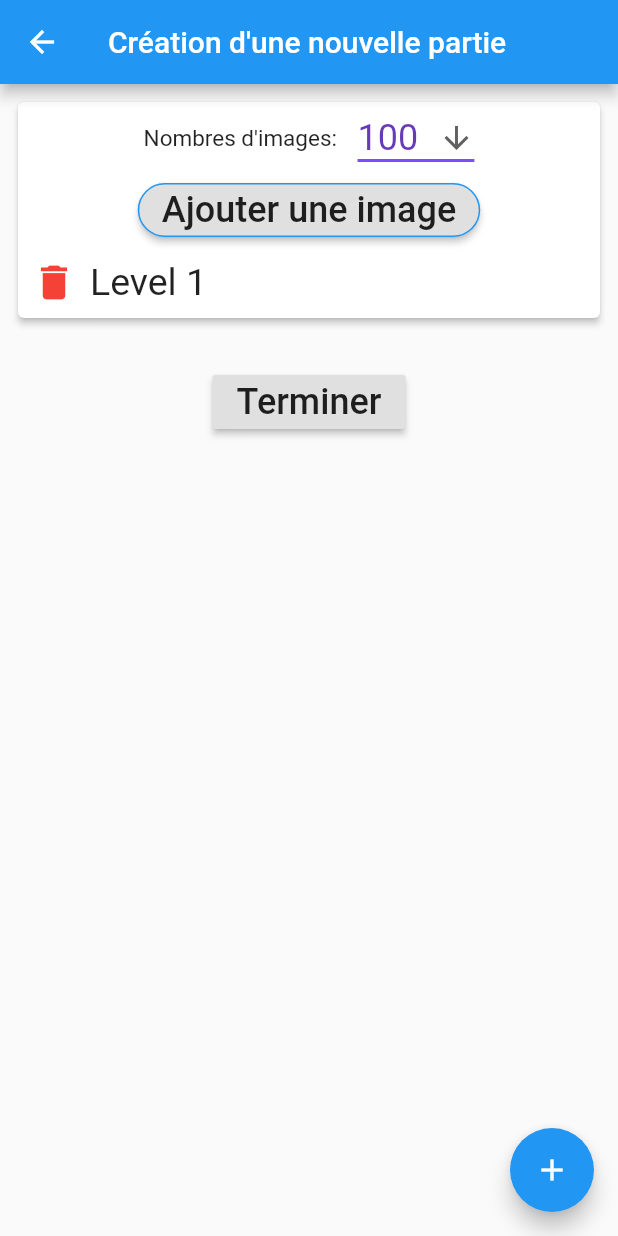
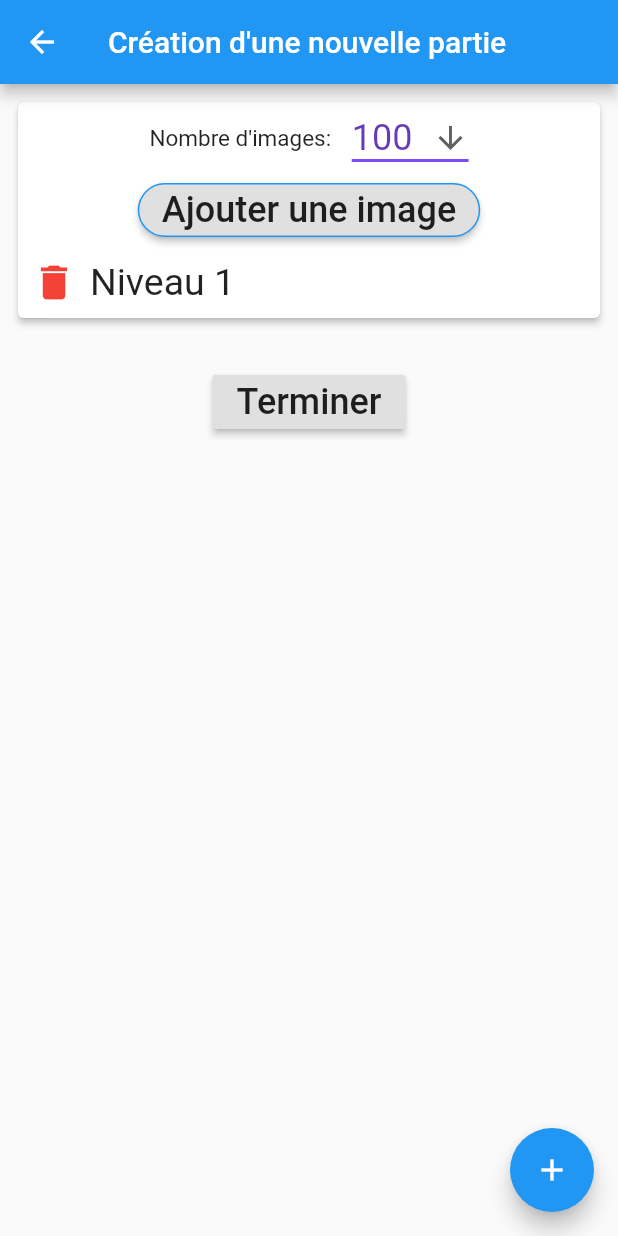
Before and after one commit to Olxe/FindYourL-o, a Flutter app: the CreateScreen screen opened directly, on a phone screen of 412 x 824 dp. Run offline on Flutter 3.47's test engine with Material 2 defaults, Android fonts, the phone set to English and light mode, and no system bars; our stand-ins replace bloc, dio, flutter_bloc, image_picker.

Commit message:
create finish

```diff
--- a/lib/data/model/level_model.dart
+++ b/lib/data/model/level_model.dart
@@ -39,8 +39,22 @@ class LevelModel {
     this.amount,
   });
 
+factory LevelModel.fromJson(Map<String, dynamic> json) {
+    return LevelModel(
+      id: int.parse(json['id'].toString()),
+      amount: int.parse(json['amount'].toString()),
+      base64Image: json['base64Image'].toString(),
+    );
+  }
+
+  Map<String, dynamic> toJson() => {
+    'id': this.id,
+    'amount': this.amount,
+    'base64Image': this.base64Image,
+  };
+
   @override
   String toString() {
-    return '{$id}';
+    return '{$id, $amount, ${base64Image.substring(1, 10)}}';
   }
 }
--- a/lib/screens/create/widgets/MyCardWidget.dart
+++ b/lib/screens/create/widgets/MyCardWidget.dart
@@ -5,7 +5,6 @@ import 'package:flutter/material.dart';
 import 'package:image_picker/image_picker.dart';
 
 import 'package:find_your_leo/Tools.dart';
-import 'package:find_your_leo/constants.dart';
 import 'package:find_your_leo/data/model/level_model.dart';
 
 import 'MyDropDownWidget.dart';
@@ -26,7 +25,8 @@ class MyCardWidget extends StatefulWidget {
   _MyCardWidgetState createState() => _MyCardWidgetState();
 }
 
-class _MyCardWidgetState extends State<MyCardWidget> {
+class _MyCardWidgetState extends State<MyCardWidget>
+    with AutomaticKeepAliveClientMixin<MyCardWidget> {
   final picker = ImagePicker();
   Image _image;
   // File _image;
@@ -43,6 +43,12 @@ class _MyCardWidgetState extends State<MyCardWidget> {
     });
   }
 
+  @override
+  void initState() {
+    super.initState();
+    setImage(widget.level.base64Image);
+  }
+
   void setImage(String base64Encode) {
     widget.level.base64Image = base64Encode;
     if (widget.level.base64Image != null) {
@@ -54,6 +60,7 @@ class _MyCardWidgetState extends State<MyCardWidget> {
 
   @override
   Widget build(BuildContext context) {
+    super.build(context);
     return Container(
       margin: const EdgeInsets.all(8.0),
       child: Card(
@@ -65,11 +72,11 @@ class _MyCardWidgetState extends State<MyCardWidget> {
               mainAxisAlignment: MainAxisAlignment.center,
               children: [
                 Text(
-                  'Nombres d\'images: ',
+                  'Nombre d\'images: ',
                   style: TextStyle(fontSize: 15),
                 ),
                 SizedBox(width: 10),
-                MyDropDownWidget(dropdownValue: widget.level.amount),
+                MyDropDownWidget(levelModel: widget.level),
               ],
             ),
             Stack(
@@ -90,13 +97,19 @@ class _MyCardWidgetState extends State<MyCardWidget> {
                     ? Positioned(
                         top: 0,
                         right: 0,
-                        child: MyIconButtonWidget(
-                          icon: Icons.clear,
-                          function: () {
-                            setState(() {
-                              setImage(null);
-                            });
-                          },
+                        child: Padding(
+                          padding: const EdgeInsets.all(2.0),
+                          child: new IconButton(
+                              icon: Icon(
+                                Icons.cancel,
+                                size: 32,
+                                color: Colors.red,
+                              ),
+                              onPressed: () {
+                                setState(() {
+                                  setImage(null);
+                                });
+                              }),
                         ),
                       )
                     : SizedBox.shrink(),
@@ -111,15 +124,24 @@ class _MyCardWidgetState extends State<MyCardWidget> {
                     size: 30,
                   ),
                   onPressed: () {
-                    Tools.showAlertDialog(
+                    if (widget.level.base64Image != null) {
+                      Tools.showAlertDialog(
                         context,
                         'Supprimer un niveau ?',
                         'Le niveau ${widget.level.id} sera supprimé.',
-                        () => widget.onDelete(widget.level.id - 1));
+                        () => Navigator.of(context).pop(),
+                        () {
+                          Navigator.of(context).pop();
+                          widget.onDelete(widget.level.id - 1);
+                        },
+                      );
+                    } else {
+                      widget.onDelete(widget.level.id - 1);
+                    }
                   },
                 ),
                 Text(
-                  'Level ${widget.level.id}',
+                  'Niveau ${widget.level.id}',
                   style: TextStyle(fontSize: 25),
                 ),
               ],
@@ -129,4 +151,7 @@ class _MyCardWidgetState extends State<MyCardWidget> {
       ),
     );
   }
+
+  @override
+  bool get wantKeepAlive => true;
 }
--- a/lib/screens/create/widgets/MyDropDownWidget.dart
+++ b/lib/screens/create/widgets/MyDropDownWidget.dart
@@ -1,12 +1,13 @@
+import 'package:find_your_leo/data/model/level_model.dart';
 import 'package:flutter/material.dart';
 
 // ignore: must_be_immutable
 class MyDropDownWidget extends StatefulWidget {
-  int dropdownValue;
+  LevelModel levelModel;
 
   MyDropDownWidget({
     Key key,
-    this.dropdownValue,
+    this.levelModel,
   }) : super(key: key);
 
   @override
@@ -17,7 +18,7 @@ class _MyDropDownWidgetState extends State<MyDropDownWidget> {
   @override
   Widget build(BuildContext context) {
     return DropdownButton<int>(
-      value: widget.dropdownValue,
+      value: widget.levelModel.amount,
       icon: Icon(Icons.arrow_downward),
       iconSize: 24,
       elevation: 16,
@@ -28,7 +29,7 @@ class _MyDropDownWidgetState extends State<MyDropDownWidget> {
       ),
       onChanged: (int newValue) {
         setState(() {
-          widget.dropdownValue = newValue;
+          widget.levelModel.amount = newValue;
         });
       },
       items: <int>[50, 100, 200, 300, 400, 600, 800, 1000]
--- a/pubspec.yaml
+++ b/pubspec.yaml
@@ -26,6 +26,7 @@ dependencies:
   bloc: ^6.1.1
   cached_network_image: ^2.4.1
   cupertino_icons: ^1.0.0
+  dio: ^3.0.10
   equatable: ^1.2.5
   flutter_bloc: ^6.1.1
   http: ^0.12.2
```
Also changed, not shown: lib/Tools.dart (+44 -9 lines), lib/screens/create/create_screen.dart (+64 -4 lines).
